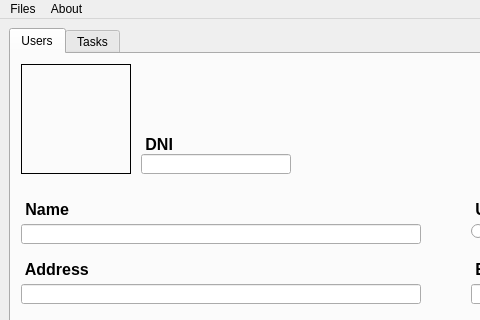
Before: the Qt Designer form windows/MainWindow.ui in IsolracI/DI-recuperacion, drawn with Qt 5; both pictures show x 0 to 480 and y 0 to 320 of the 978 by 919 pixel window.
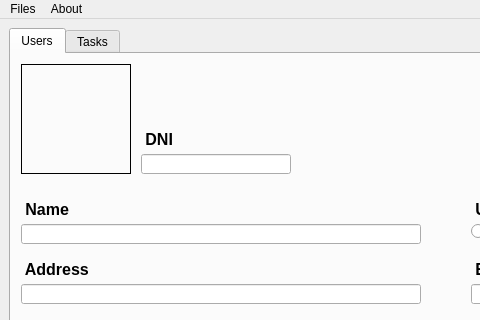
After: the same form once the commit is applied. Icons and pictures are not drawn.

```diff
--- a/windows/MainWindow.ui
+++ b/windows/MainWindow.ui
@@ -62,7 +62,7 @@
         <property name="geometry">
          <rect>
           <x>130</x>
-          <y>80</y>
+          <y>75</y>
           <width>55</width>
           <height>20</height>
          </rect>
```
Left out of the diff: 15 changed lines with no effect on the pictures.
